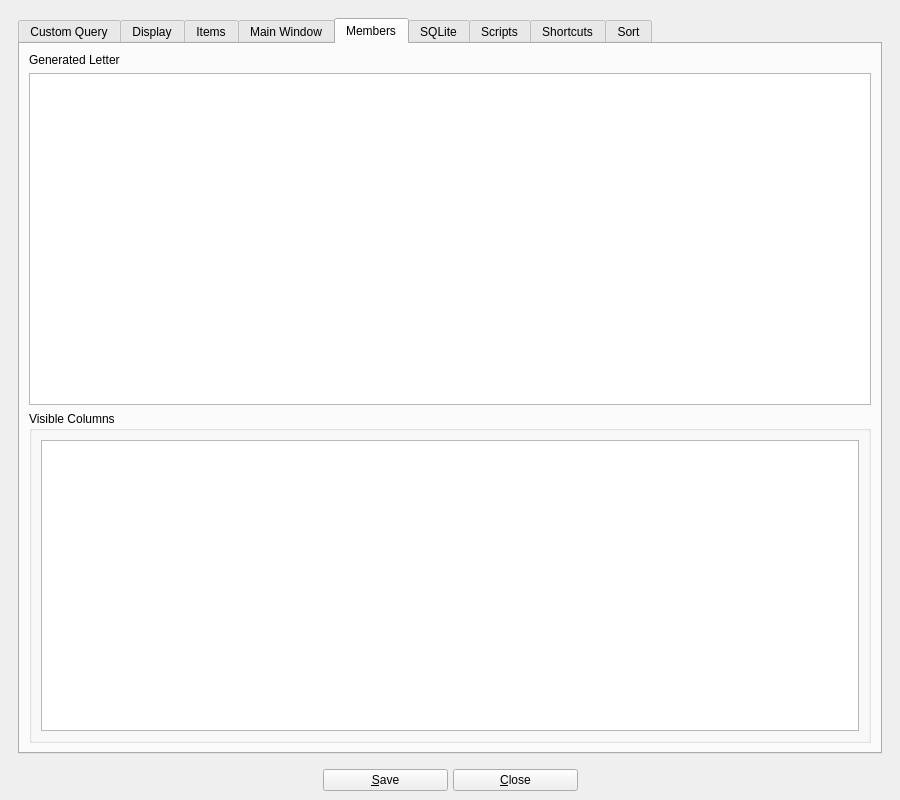
textbrowser/biblioteq, file UI/biblioteq_otheroptions.ui: the form before one commit.
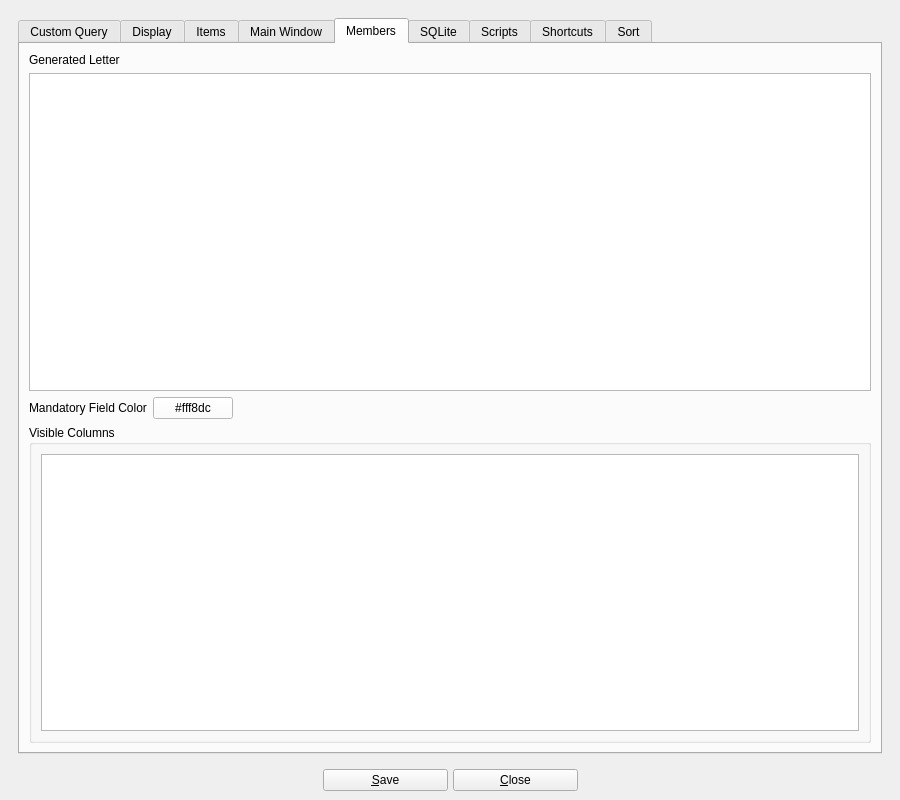
The form after the commit. The open tabs and pages were chosen to show the change. Icons and pictures are not drawn. Custom widgets are drawn as their Qt base class.

Commit message: Members mandatory field color.

```diff
--- a/UI/biblioteq_otheroptions.ui
+++ b/UI/biblioteq_otheroptions.ui
@@ -786,6 +786,40 @@
               </property>
              </widget>
             </item>
+            <item>
+             <layout class="QHBoxLayout" name="horizontalLayout_12">
+              <item>
+               <widget class="QLabel" name="label_21">
+                <property name="text">
+                 <string>Mandatory Field Color</string>
+                </property>
+               </widget>
+              </item>
+              <item>
+               <widget class="QPushButton" name="members_mandatory_field_color">
+                <property name="styleSheet">
+                 <string notr="true">background-color: #ffffff;</string>
+                </property>
+                <property name="text">
+                 <string notr="true">#fff8dc</string>
+                </property>
+               </widget>
+              </item>
+              <item>
+               <spacer name="horizontalSpacer_12">
+                <property name="orientation">
+                 <enum>Qt::Horizontal</enum>
+                </property>
+                <property name="sizeHint" stdset="0">
+                 <size>
+                  <width>40</width>
+                  <height>20</height>
+                 </size>
+                </property>
+               </spacer>
+              </item>
+             </layout>
+            </item>
             <item>
              <widget class="QGroupBox" name="groupBox_4">
               <property name="title">
```
Left out of the diff: 1 changed line with no effect on the pictures. The commit also changes 5 other files.
